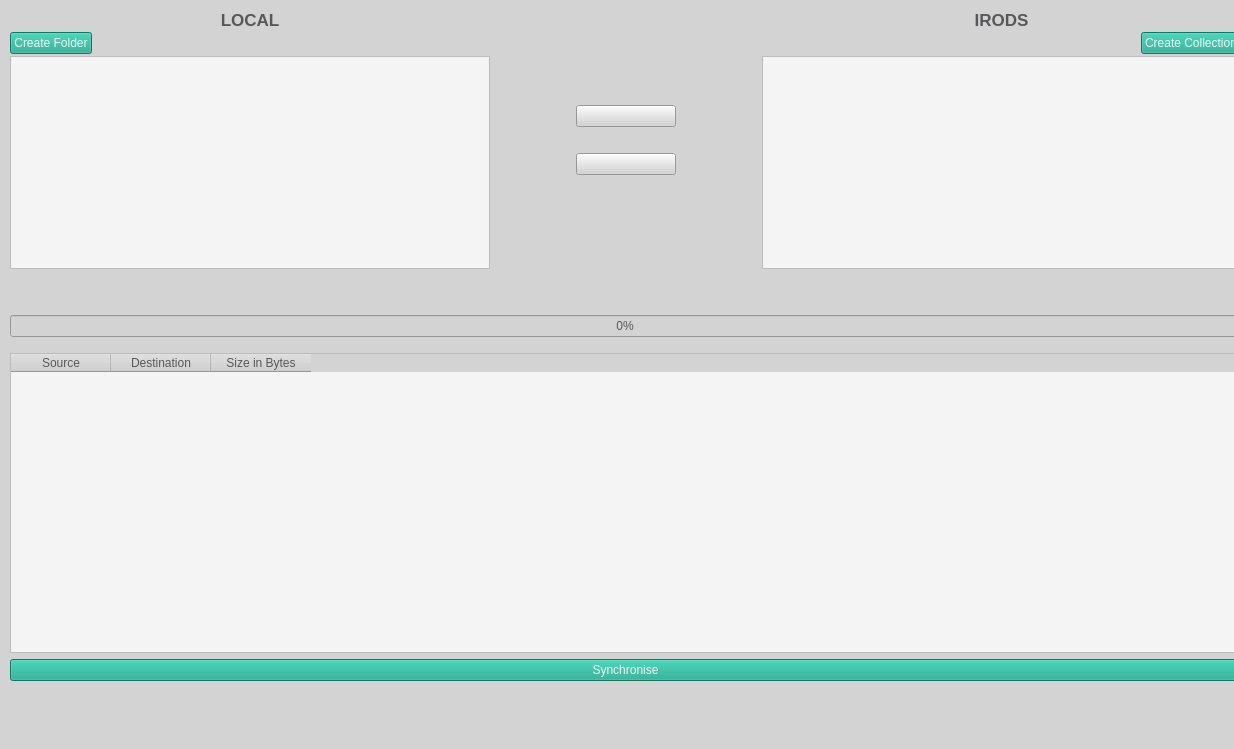
Above: ibridgesgui/ui_files/tabSync.ui from iBridges-for-iRODS/iBridges-GUI before the change. Below: the same form after it.
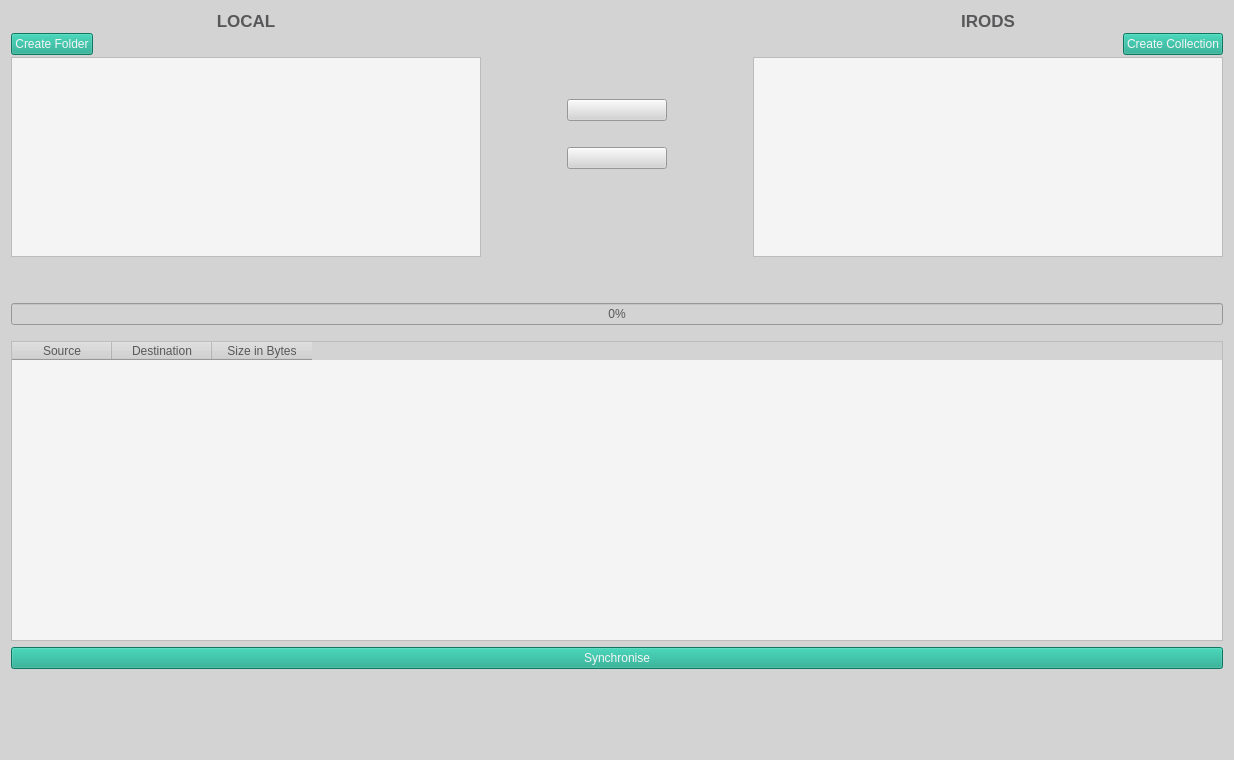
That is the form after the change. Icons and pictures are not drawn.

What changed in the file:
```diff
--- a/ibridgesgui/ui_files/tabSync.ui
+++ b/ibridgesgui/ui_files/tabSync.ui
@@ -7,7 +7,7 @@
     <x>0</x>
     <y>0</y>
     <width>1234</width>
-    <height>749</height>
+    <height>760</height>
    </rect>
   </property>
   <property name="windowTitle">
@@ -61,15 +61,8 @@
 
 </string>
   </property>
-  <widget class="QWidget" name="layoutWidget">
-   <property name="geometry">
-    <rect>
-     <x>10</x>
-     <y>10</y>
-     <width>1231</width>
-     <height>771</height>
-    </rect>
-   </property>
+  <layout class="QGridLayout" name="gridLayout">
+   <item row="0" column="0">
    <layout class="QVBoxLayout" name="verticalLayout_11" stretch="0,0,0,0,0,0,0,0">
     <property name="sizeConstraint">
      <enum>QLayout::SetDefaultConstraint</enum>
@@ -507,13 +500,14 @@
       <property name="sizeHint" stdset="0">
        <size>
         <width>20</width>
-        <height>100</height>
+         <height>80</height>
        </size>
       </property>
      </spacer>
     </item>
    </layout>
-  </widget>
+   </item>
+  </layout>
  </widget>
  <resources/>
  <connections/>
```
Lines whose indentation alone changed are shown as unchanged.
